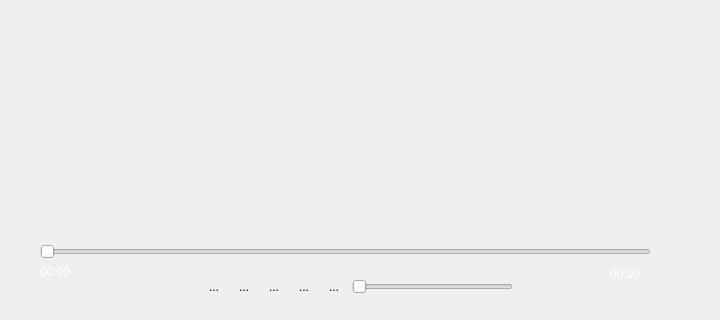
chenhuan0/intel-client, file playcontroller.ui: the form before one commit; both pictures show x 0 to 720 and y 256 to 576 of the 720 by 576 pixel window.
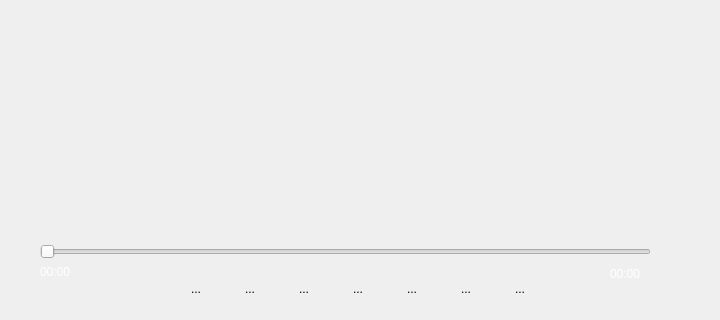
The form after the commit. Icons and pictures are not drawn.

Diff of the .ui file:
```diff
--- a/playcontroller.ui
+++ b/playcontroller.ui
@@ -75,9 +75,9 @@
   <widget class="QWidget" name="layoutWidget">
    <property name="geometry">
     <rect>
-     <x>202</x>
-     <y>523</y>
-     <width>311</width>
+     <x>160</x>
+     <y>525</y>
+     <width>401</width>
      <height>40</height>
     </rect>
    </property>
@@ -183,9 +183,42 @@
      </widget>
     </item>
     <item>
-     <widget class="QSlider" name="soundControlBar">
-      <property name="orientation">
-       <enum>Qt::Horizontal</enum>
+     <widget class="QToolButton" name="soundDecreaseButton">
+      <property name="text">
+       <string>...</string>
+      </property>
+      <property name="icon">
+       <iconset resource="resources.qrc">
+        <normaloff>:/images/control-sound-decrese.png</normaloff>:/images/control-sound-decrese.png</iconset>
+      </property>
+      <property name="iconSize">
+       <size>
+        <width>32</width>
+        <height>32</height>
+       </size>
+      </property>
+      <property name="autoRaise">
+       <bool>true</bool>
+      </property>
+     </widget>
+    </item>
+    <item>
+     <widget class="QToolButton" name="soundIncreaseButton">
+      <property name="text">
+       <string>...</string>
+      </property>
+      <property name="icon">
+       <iconset resource="resources.qrc">
+        <normaloff>:/images/control-sound-increase.png</normaloff>:/images/control-sound-increase.png</iconset>
+      </property>
+      <property name="iconSize">
+       <size>
+        <width>32</width>
+        <height>32</height>
+       </size>
+      </property>
+      <property name="autoRaise">
+       <bool>true</bool>
       </property>
      </widget>
     </item>
```
